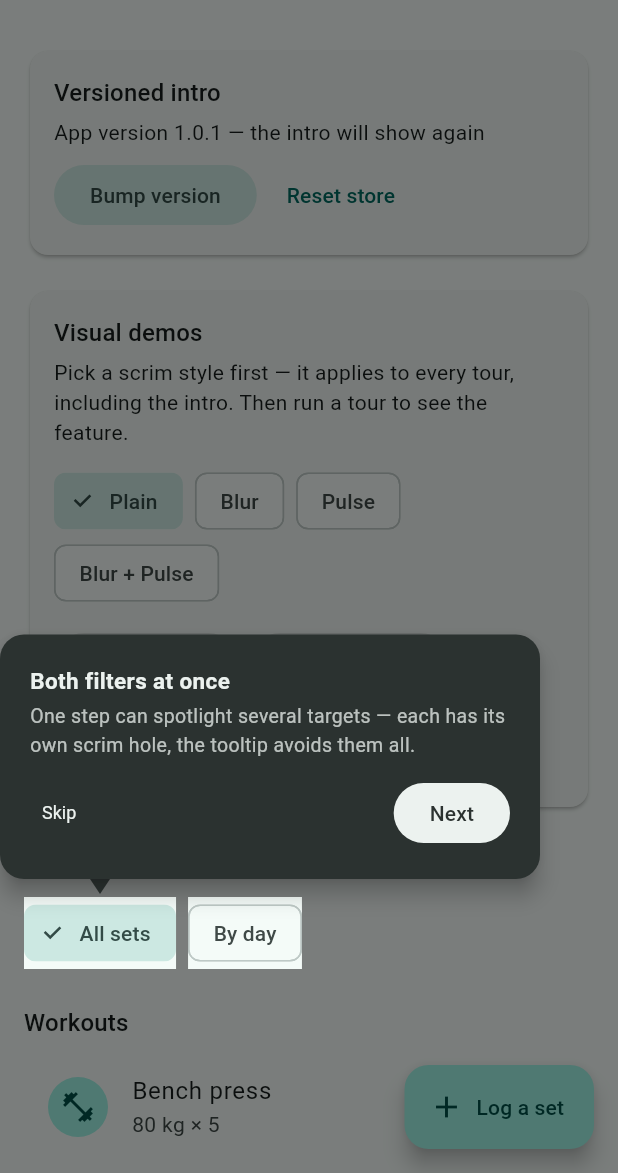
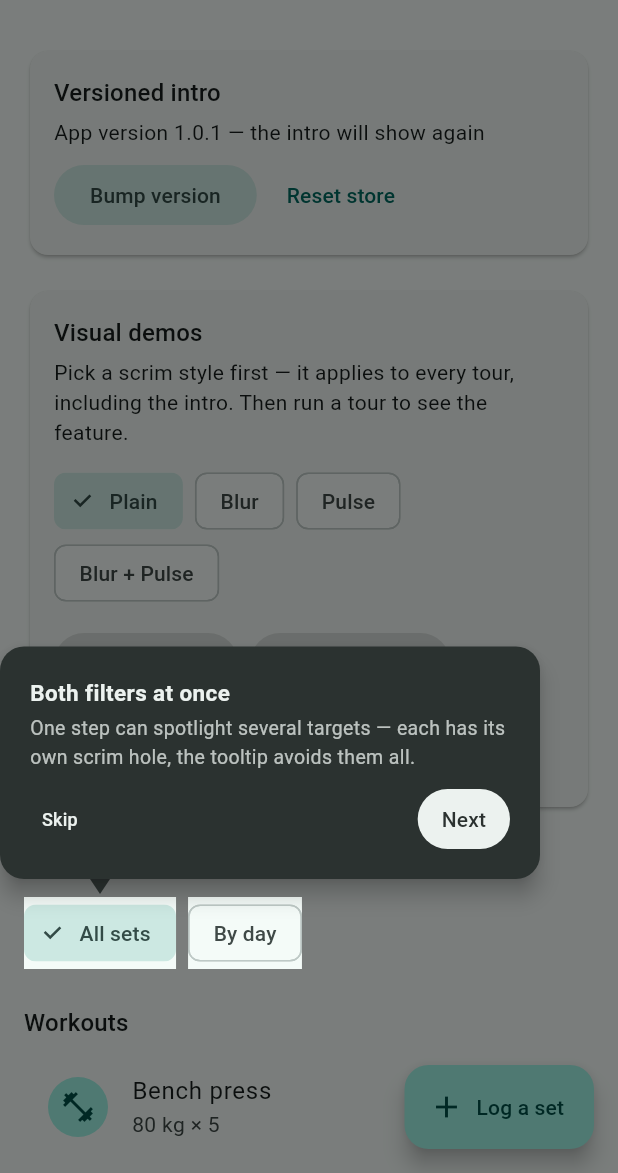
Before and after one commit to Fellmonkey/hintful, a Flutter app: the screen it shows after launch, after a tap on "Bump version", after a tap on "Multi-target", on a phone screen of 412 x 824 dp, the part 63-1236 px from its top. Run offline on Flutter 3.47's test engine with Material 3 defaults, Android fonts, the phone set to English and light mode, and no system bars; our stand-ins replace shared_preferences, vm_service.

Commit message:
minor enchance

```diff
--- a/lib/engine/controller.dart
+++ b/lib/engine/controller.dart
@@ -116,7 +116,10 @@ class HintController implements HintActions {
     // A listener, not a slot: other subsystems subscribe the same way, and
     // several controllers on one registry no longer overwrite each other.
     _registry.addListener(_onRegistryChanged);
-    _lastKnownIds = _registry.ids;
+    // The id set exists only while a tour runs (registry diffing). Held
+    // while idle it would retain the registry's ids between tours (zero-idle
+    // cost) — [start] reseeds and rebuilds it.
+    _lastKnownIds = const {};
   }
 
   final HintTargetRegistry _registry;
@@ -246,6 +249,12 @@ class HintController implements HintActions {
     // A microtask may have been scheduled before dispose — dispatching after
     // it would write into a destroyed notifier.
     if (_disposed) return;
+    // While idle the machine ignores target events and the next [start]
+    // reseeds from the registry — keep no id set between tours (zero-idle).
+    if (_machine.state.isIdle) {
+      _lastKnownIds = const {};
+      return;
+    }
     final current = _registry.ids;
     final previous = _lastKnownIds;
     for (final id in current.difference(previous)) {
@@ -269,6 +278,12 @@ class HintController implements HintActions {
     if (transition.state.isIdle) {
       _timer?.cancel();
       _timer = null;
+      // Zero-idle: after the tour the controller retains no tour state —
+      // the registry-diff id set is dropped ([start] reseeds it) and the
+      // overlay host (with its overlay/entry refs) is disposed. The next
+      // tour lazily builds a fresh host and re-captures the overlay.
+      _lastKnownIds = const {};
+      _releaseHost();
     }
   }
 
@@ -278,6 +293,14 @@ class HintController implements HintActions {
     if (_builtHost != null) return _builtHost;
     if (state.isIdle || _overlayHostBuilder == null) return null;
     return _builtHost = _overlayHostBuilder!(this);
+  }
+
+  /// Disposes the overlay host when the tour ends: the engine holds overlay
+  /// references that must not outlive the tour (zero-idle cost), and the
+  /// next tour rebuilds it lazily via [_hostFor].
+  void _releaseHost() {
+    _builtHost?.dispose();
+    _builtHost = null;
   }
 
   void _applyEffects(HintTransition transition, HintState before) {
--- a/lib/widgets/default_tooltip.dart
+++ b/lib/widgets/default_tooltip.dart
@@ -5,24 +5,28 @@ import 'package:flutter/material.dart';
 import '../engine/specs.dart';
 import '../engine/theme/hint_theme.dart';
 
-/// Zero-config tooltip: title + description + Skip/Next/Done from
+/// Zero-config tooltip: title + description + Skip/Back/Next/Done from
 /// [HintTheme].
 ///
 /// Rendered when a step has no `tooltipBuilder`. A separate widget so the
-/// builder path (full customization) and the default do not duplicate theming.
-/// Buttons work by mouse; plus overlay-tap and keyboard — three ways forward,
-/// each self-sufficient. Buttons consume their taps (a Material button sits
-/// higher in the hit-test tree than the overlay's GestureDetector); area
-/// outside the buttons stays transparent for tap-on-overlay.
+/// builder path (full customization) and the default do not duplicate
+/// theming. Buttons work by mouse; plus overlay-tap and keyboard — three
+/// ways forward, each self-sufficient. Buttons consume their taps (the
+/// tooltip sits higher in the hit-test tree than the overlay's
+/// GestureDetector); area outside the buttons stays transparent for
+/// tap-on-overlay.
 ///
 /// Multi-content slots ([HintStep.moreTooltips]) reuse the same widget with
 /// [showActions] = false — informational tooltips without the tour controls
 /// (the primary tooltip owns them) — and their own [title]/[description].
 ///
-/// A11y: the container is announced to screen readers as "Step N of M: …".
-/// Text scale: the tooltip is constrained to `maxWidth = min(360, screen)`
-/// and a height cap — at `textScaleFactor = 2.0` the content wraps and
-/// scrolls instead of overflowing the screen.
+/// A11y: the container is announced to screen readers as "Step N of M: …";
+/// each button exposes the button role + tap action.
+/// Text scale: at `textScaleFactor > 1.0` the content is height-capped and
+/// scrolls (the 2.0 contract: it still fits on screen). The scroll
+/// machinery costs ~18 KB of heap while mounted (measured against the
+/// engine baseline), so at scale 1.0 the content is only width-capped
+/// (wrapping) — no scrollable is built.
 class DefaultTooltip extends StatelessWidget {
   const DefaultTooltip({
     super.key,
@@ -60,23 +64,54 @@ class DefaultTooltip extends StatelessWidget {
     // on screen — the height is capped and the content scrolls instead of
     // overflowing (long text wraps within maxWidth and grows vertically until
     // the cap). The cap also keeps the placement fallback corner on screen
-    // for degenerate content.
+    // for degenerate content. The scroll machinery is not free (~18 KB of
+    // heap while mounted, measured against the engine baseline), so it is
+    // mounted only when the contract needs it: at scale 1.0 the content is
+    // width-capped (text wraps) and grows freely.
+    final textScale = MediaQuery.textScalerOf(context).scale(1.0);
     final maxHeight = math.max(160.0, screenSize.height - 48);
     final title = this.title ?? step.title;
     final description = this.description ?? step.description;
+    // The buttons keep inheriting the ambient Material theme the way the
+    // old Material buttons did (their text style was `textTheme.labelLarge`
+    // — a product's fontFamily/letterSpacing/height must survive a theme
+    // swap; only size/weight/color are overridden here).
+    final buttonText = Theme.of(context).textTheme.labelLarge;
 
-    return Semantics(
-      container: true,
-      label: 'Step ${ctx.stepIndex + 1} of ${ctx.totalSteps}: '
-          '${title ?? step.targetId}',
-      child: Material(
-        color: theme.tooltipBackground,
-        borderRadius: theme.tooltipRadius,
-        elevation: 6,
-        child: ConstrainedBox(
-          constraints: BoxConstraints(maxWidth: maxWidth, maxHeight: maxHeight),
-          child: SingleChildScrollView(
+    // Lightweight buttons — InkWell + Text instead of Material buttons. The
+    // tooltip's own Material is the ink ancestor (ripples paint on it); the
+    // accent button carries its own flat Material for the inverted pair.
+    // `Semantics(button: true)` keeps the button role + tap action for
+    // screen readers. Measured: three Material buttons cost ~45 KB more heap
+    // than this row while mounted (see benchmark/bench/
+    // memory_tooltip_decomp_test.dart); the mechanics and the look are the
+    // same — Skip at the far edge, small and quiet, Back/Next/Done grouped
+    // at the end (the primary action is always at the very corner).
+    Widget plainButton(String label, VoidCallback onPressed,
+            {bool compact = false}) =>
+        Semantics(
+          button: true,
+          child: InkWell(
+            onTap: onPressed,
+            borderRadius: BorderRadius.circular(20),
             child: Padding(
+              padding: EdgeInsets.symmetric(
+                horizontal: compact ? 8 : 12,
+                vertical: compact ? 6 : 10,
+              ),
+              child: Text(
+                label,
+                style: (buttonText ?? const TextStyle(fontSize: 14)).copyWith(
+                  fontSize: compact ? 12 : 14,
+                  fontWeight: FontWeight.w500,
+                  color: onSurface,
+                ),
+              ),
+            ),
+          ),
+        );
+
+    final content = Padding(
       padding: theme.tooltipPadding,
       child: Column(
         mainAxisSize: MainAxisSize.min,
@@ -100,63 +135,72 @@ class DefaultTooltip extends StatelessWidget {
                   TextStyle(fontSize: 13, color: onSurface),
             ),
           ],
-                  // The button row: Skip sits at the far edge, small and
-                  // quiet — a tap aimed at the primary action must not hit
-                  // it. Back and Next/Done are grouped at the end (the
-                  // primary action is always at the very corner). Hidden for
-                  // informational slots (showActions: false).
+          // The button row. Skip is meaningless when the tour is about to
+          // end anyway ("Done" does the same) — shown on intermediate steps
+          // only, and only when the step opts in. This covers both a
+          // single-step tour/hint and the last step of a multi-step tour.
+          // Hidden for informational slots (showActions: false).
           if (showActions) ...[
             const SizedBox(height: 12),
             Row(
               children: [
-                        // Skip is meaningless when the tour is about to end
-                        // anyway ("Done" does the same) — shown on
-                        // intermediate steps only, and only when the step
-                        // opts in. This covers both a single-step tour/hint
-                        // and the last step of a multi-step tour.
-                        if (step.showSkip && !ctx.isLast)
-                          TextButton(
-                            onPressed: ctx.actions.skip,
-                            style: TextButton.styleFrom(
-                              foregroundColor: onSurface,
-                              visualDensity: VisualDensity.compact,
-                              tapTargetSize: MaterialTapTargetSize.shrinkWrap,
-                              minimumSize: const Size(0, 30),
-                              padding:
-                                  const EdgeInsets.symmetric(horizontal: 8),
-                              textStyle: const TextStyle(fontSize: 12),
-                            ),
-                            child: const Text('Skip'),
-                          ),
+                if (step.showSkip && !isLast)
+                  plainButton('Skip', ctx.actions.skip, compact: true),
                 const Spacer(),
                 if (ctx.stepIndex > 0) ...[
-                          TextButton(
-                            onPressed: ctx.actions.previous,
-                            style: TextButton.styleFrom(
-                              foregroundColor: onSurface,
-                            ),
-                            child: const Text('Back'),
-                          ),
+                  plainButton('Back', ctx.actions.previous),
                   const SizedBox(width: 8),
                 ],
                 // Inverted pair: the accent button contrasts with the
                 // tooltip background in any (light/dark) theme.
-                        FilledButton(
-                          onPressed:
-                              isLast ? ctx.actions.finish : ctx.actions.next,
-                          style: FilledButton.styleFrom(
-                            backgroundColor: onSurface,
-                            foregroundColor: theme.tooltipBackground,
+                Semantics(
+                  button: true,
+                  child: Material(
+                    color: onSurface,
+                    borderRadius: BorderRadius.circular(20),
+                    child: InkWell(
+                      onTap: isLast ? ctx.actions.finish : ctx.actions.next,
+                      borderRadius: BorderRadius.circular(20),
+                      child: Padding(
+                        padding: const EdgeInsets.symmetric(
+                            horizontal: 16, vertical: 10),
+                        child: Text(
+                          isLast ? 'Done' : 'Next',
+                          style: (buttonText ?? const TextStyle(fontSize: 14))
+                              .copyWith(
+                            fontSize: 14,
+                            fontWeight: FontWeight.w500,
+                            color: theme.tooltipBackground,
                           ),
-                          child: Text(isLast ? 'Done' : 'Next'),
+                        ),
+                      ),
+                    ),
+                  ),
                 ),
               ],
             ),
           ],
         ],
       ),
-            ),
-          ),
+    );
+
+    return Semantics(
+      container: true,
+      label: 'Step ${ctx.stepIndex + 1} of ${ctx.totalSteps}: '
+          '${title ?? step.targetId}',
+      child: Material(
+        color: theme.tooltipBackground,
+        borderRadius: theme.tooltipRadius,
+        elevation: 6,
+        child: textScale > 1.0
+            ? ConstrainedBox(
+                constraints:
+                    BoxConstraints(maxWidth: maxWidth, maxHeight: maxHeight),
+                child: SingleChildScrollView(child: content),
+              )
+            : ConstrainedBox(
+                constraints: BoxConstraints(maxWidth: maxWidth),
+                child: content,
               ),
       ),
     );
```
Also changed, not shown: 2 other files. Lines whose indentation alone changed are shown as unchanged.
